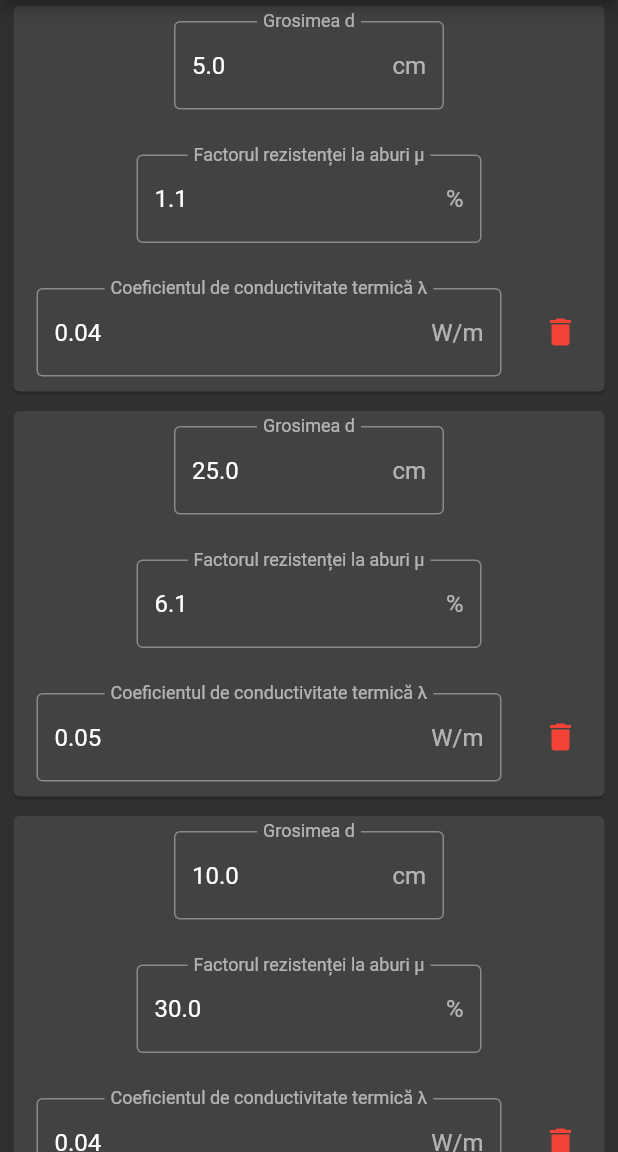
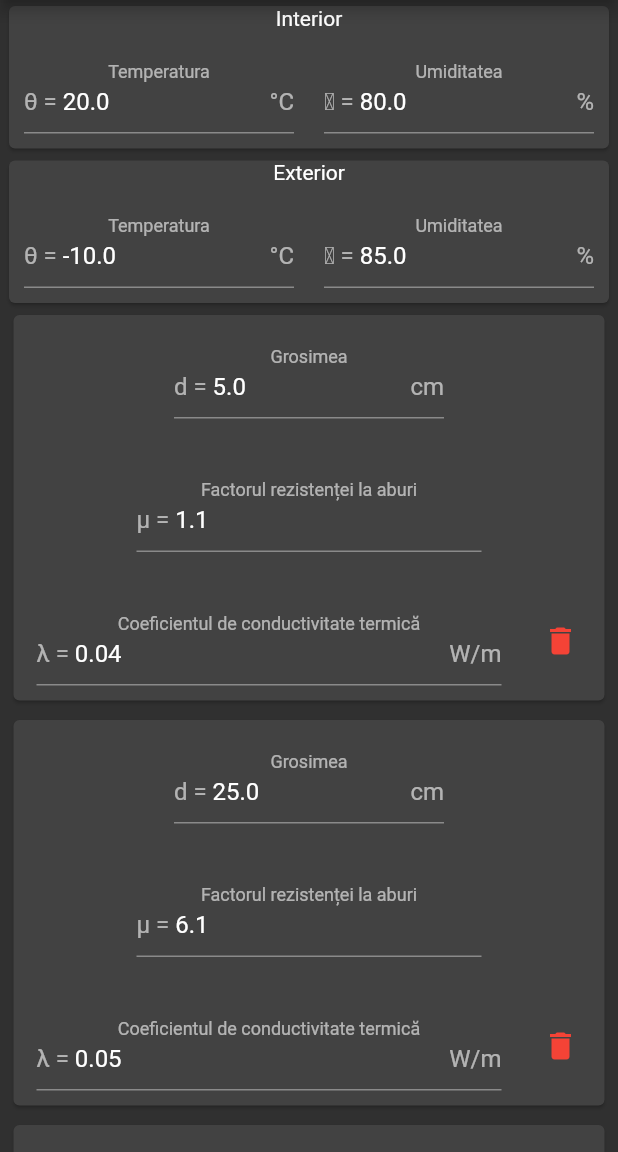
Before and after one commit to RahmeVictor/aplicatie_higrotermica, a Flutter app: the screen it shows after launch, after a tap on "Exemplu", on a phone screen of 412 x 824 dp, the part 84-1236 px from its top. Run offline on Flutter 3.47's test engine with Material 2 defaults, Android fonts, the phone set to English and light mode, and no system bars; our stand-ins replace fl_chart.

Commit message:
ui improvements

```diff
--- a/lib/ajutoare_calcul.dart
+++ b/lib/ajutoare_calcul.dart
@@ -4,6 +4,9 @@ import 'package:flutter/material.dart';
 
 const rsi = 0.125;
 const rse = 0.042;
+
+final dateInterior = DateIntExt(0, 0);
+final dateExterior = DateIntExt(0, 0);
 
 abstract class SubSuperScript {
   SubSuperScript(this.text);
@@ -93,21 +96,16 @@ class Strat {
 }
 
 class DateIntExt {
-  // TODO întreabă pe Stef daca teta >= 0
-  DateIntExt(this.teta, this.ro)
-      : ps = calcularePresiune(teta) {
-    // TODO întreabă pe Stef daca trebuie -teta la < 0
-    p = (ps * ro) / 100.0;
-  }
+  DateIntExt(this.temperatura, this.umiditate);
 
   /// Temperatura θ °C
-  final double teta;
+  double temperatura;
 
   /// Umiditatea ϕ %
-  final double ro;
+  double umiditate;
 
-  double ps;
+  double get ps => calcularePresiune(temperatura);
 
   /// Pi si Pe, presiunea partiala a vaporilor
-  late double p;
+  double get p => (ps * umiditate) / 100.0;
 }
--- a/lib/grafic.dart
+++ b/lib/grafic.dart
@@ -31,7 +31,7 @@ class _LineChart extends StatelessWidget {
         borderData: borderData,
         lineBarsData: lineBarsData1,
         minX: 0,
-        maxX: 5,
+        maxX: 4,
         maxY: maxY,
         minY: 0,
       );
--- a/lib/main.dart
+++ b/lib/main.dart
@@ -47,6 +47,10 @@ class _MyHomePageState extends State<MyHomePage> {
         body: Form(
           key: formKey,
           child: ListView(children: [
+            Wrap(alignment: WrapAlignment.center, children: [
+              DateIntExtCard(dateIntExt: dateInterior, title: 'Interior'),
+              DateIntExtCard(dateIntExt: dateExterior, title: 'Exterior')
+            ]),
             AnimatedList(
                 key: listKey,
                 shrinkWrap: true,
@@ -79,6 +83,12 @@ class _MyHomePageState extends State<MyHomePage> {
                           // for(final strat in straturi){
                           //   removeItem(strat);
                           // }
+                          dateInterior.temperatura = 20;
+                          dateInterior.umiditate = 80;
+                          dateExterior.temperatura = -10;
+                          dateExterior.umiditate = 85;
+                          formKey.currentState?.reset();
+
                           listKey = GlobalKey<AnimatedListState>();
                           straturi.clear();
                           addItem(Strat(0.05, 1.1, 0.04));
@@ -158,32 +168,31 @@ class CardStrat extends StatelessWidget {
               SizedBox(
                 width: 200,
                 child: ModelTextField(
-                    title: 'Grosimea d',
+                    title: 'Grosimea',
+                    prefixText: 'd = ',
                     suffixText: 'cm',
                     initialValue:
                         strat.d != 0 ? (strat.d * 100).toString() : null,
                     inputFormatters: defaultFormatter,
-                    keyboardType: TextInputType.number,
                     onSaved: (value) => strat.d = double.parse(value!) / 100),
               ),
               SizedBox(
                 width: 250,
                 child: ModelTextField(
-                    title: 'Factorul rezistenței la aburi μ',
-                    suffixText: '%',
+                    title: 'Factorul rezistenței la aburi',
+                    prefixText: 'μ = ',
                     initialValue: strat.miu != 0 ? strat.miu.toString() : null,
-                    keyboardType: TextInputType.number,
                     inputFormatters: defaultFormatter,
                     onSaved: (value) => strat.miu = double.parse(value!)),
               ),
               SizedBox(
                 width: 330,
                 child: ModelTextField(
-                    title: 'Coeficientul de conductivitate termică λ',
+                    title: 'Coeficientul de conductivitate termică',
+                    prefixText: 'λ = ',
                     suffixText: 'W/m',
                     initialValue:
                         strat.lambda != 0 ? strat.lambda.toString() : null,
-                    keyboardType: TextInputType.number,
                     inputFormatters: defaultFormatter,
                     onSaved: (value) => strat.lambda = double.parse(value!)),
               ),
@@ -205,21 +214,25 @@ final defaultFormatter = [
 class ModelTextField extends StatelessWidget {
   const ModelTextField({
     Key? key,
+    this.controller,
     this.title,
     this.initialValue,
-    this.keyboardType,
+    this.keyboardType = TextInputType.number,
     this.inputFormatters,
     this.onSaved,
     this.suffixText,
+    this.prefixText,
     this.padding = const EdgeInsets.all(10),
   }) : super(key: key);
 
+  final TextEditingController? controller;
   final String? title;
   final String? initialValue;
   final TextInputType? keyboardType;
   final List<TextInputFormatter>? inputFormatters;
   final void Function(String?)? onSaved;
   final String? suffixText;
+  final String? prefixText;
   final EdgeInsetsGeometry padding;
 
   static String? notEmptyValidator(String? value) {
@@ -243,6 +256,7 @@ class ModelTextField extends StatelessWidget {
     return Padding(
       padding: padding,
       child: TextFormField(
+          controller: controller,
           initialValue: initialValue,
           keyboardType: keyboardType,
           inputFormatters: inputFormatters,
@@ -251,10 +265,60 @@ class ModelTextField extends StatelessWidget {
           onSaved: onSaved,
           decoration: InputDecoration(
             labelText: title,
-            border: const OutlineInputBorder(),
+            //border: const OutlineInputBorder(),
             suffixText: suffixText,
+            prefixText: prefixText,
             floatingLabelAlignment: FloatingLabelAlignment.center,
           )),
     );
   }
 }
+
+class DateIntExtCard extends StatelessWidget {
+  const DateIntExtCard(
+      {Key? key, required this.dateIntExt, required this.title})
+      : super(key: key);
+
+  final DateIntExt dateIntExt;
+  final String title;
+
+  @override
+  Widget build(BuildContext context) {
+    return Card(
+        child: Column(children: [
+      Text(title),
+      IntrinsicWidth(
+          child: Wrap(
+              alignment: WrapAlignment.center,
+              crossAxisAlignment: WrapCrossAlignment.center,
+              children: [
+            SizedBox(
+                width: 200,
+                child: ModelTextField(
+                    key: Key(dateIntExt.temperatura.toString()),
+                    title: 'Temperatura',
+                    prefixText: 'θ = ',
+                    suffixText: '°C',
+                    initialValue: dateIntExt.temperatura != 0
+                        ? dateIntExt.temperatura.toString()
+                        : null,
+                    inputFormatters: defaultFormatter,
+                    onSaved: (value) =>
+                        dateIntExt.temperatura = double.parse(value!))),
+            SizedBox(
+                width: 200,
+                child: ModelTextField(
+                    key: Key(dateIntExt.umiditate.toString()),
+                    title: 'Umiditatea',
+                    prefixText: 'ϕ = ',
+                    suffixText: '%',
+                    initialValue: dateIntExt.umiditate != 0
+                        ? dateIntExt.umiditate.toString()
+                        : null,
+                    inputFormatters: defaultFormatter,
+                    onSaved: (value) =>
+                        dateIntExt.umiditate = double.parse(value!))),
+          ])),
+    ]));
+  }
+}
--- a/lib/pagina_calcul.dart
+++ b/lib/pagina_calcul.dart
@@ -15,9 +15,6 @@ class PaginaCalcul extends StatefulWidget {
 }
 
 class _PaginaCalculState extends State<PaginaCalcul> {
-  final dateInterior = DateIntExt(20, 80);
-  final dateExterior = DateIntExt(-10, 85);
-
   late final double r;
   late final double rt;
   late final double tetaSI;
@@ -81,7 +78,7 @@ class _PaginaCalculState extends State<PaginaCalcul> {
               Text('Presiunea interioara: ${dateInterior.p.round()} Pa\n'
                   'Presiunea exterioara: ${dateExterior.p.round()} Pa'),
               const Divider(),
-              const Text('Nus cum se numesc astea ceva Rv-uri'),
+              const Text('Rezistența la difuzia vaporilor de apă'),
               ListView.builder(
                   shrinkWrap: true,
                   physics: const NeverScrollableScrollPhysics(),
@@ -100,7 +97,7 @@ class _PaginaCalculState extends State<PaginaCalcul> {
                         ' = ${presiuniVapori[index].round()} Pa'
                       ])),
               const Divider(),
-              const Text('Nus ce mai sunt si astea nu mai vreau'),
+              const Text('Rezistența la permeabilitate termică'),
               ListView.builder(
                   shrinkWrap: true,
                   physics: const NeverScrollableScrollPhysics(),
@@ -186,17 +183,18 @@ class _PaginaCalculState extends State<PaginaCalcul> {
       widget.straturi.fold(0.0, (total, strat) => total + strat.r);
 
   List<double> calculeazaTemperaturi() {
-    final deltaTemperatura = dateInterior.teta - dateExterior.teta;
-    tetaSI = dateInterior.teta - (rsi / rt) * deltaTemperatura;
-    tetaSE = dateInterior.teta - ((rsi + r) / rt) * deltaTemperatura;
+    final deltaTemperatura =
+        dateInterior.temperatura - dateExterior.temperatura;
+    tetaSI = dateInterior.temperatura - (rsi / rt) * deltaTemperatura;
+    tetaSE = dateInterior.temperatura - ((rsi + r) / rt) * deltaTemperatura;
 
     final List<double> temperaturi = [];
     for (var i = 0; i < widget.straturi.length - 1; i++) {
       double tetaStraturi = widget.straturi
           .take(i + 1)
           .fold(0.0, (total, strat) => total + strat.r);
-      temperaturi.add(
-          dateInterior.teta - ((rsi + tetaStraturi) / rt) * deltaTemperatura);
+      temperaturi.add(dateInterior.temperatura -
+          ((rsi + tetaStraturi) / rt) * deltaTemperatura);
     }
     return temperaturi;
   }
```
Also changed, not shown: 3 other files.
